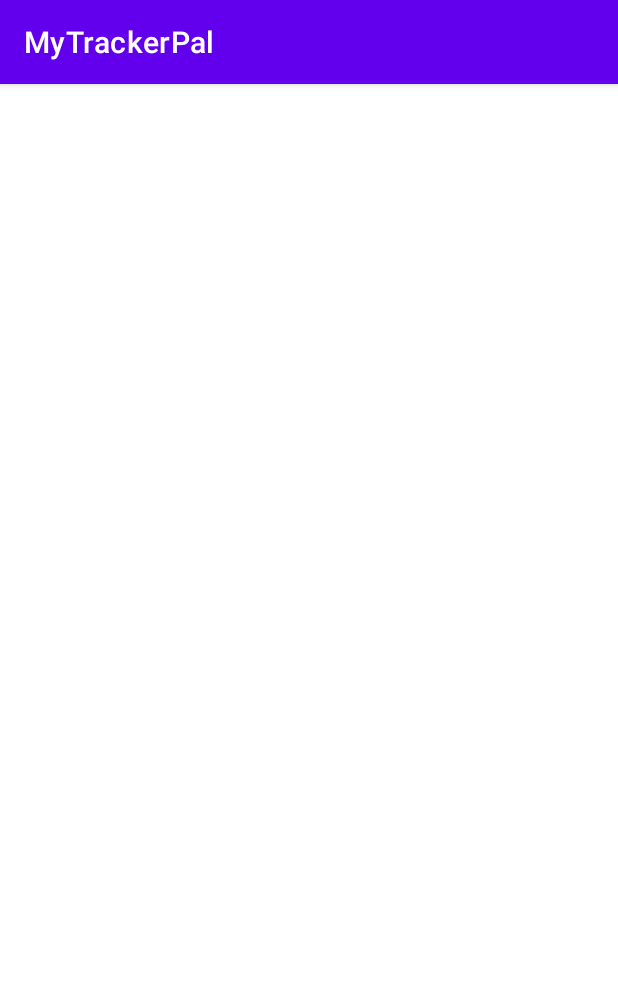
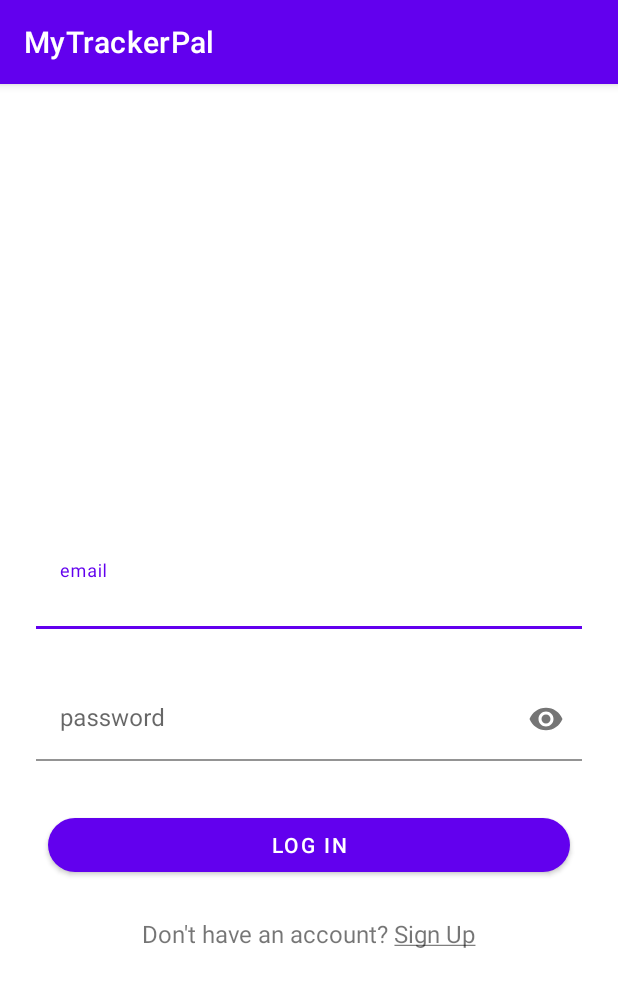
Before and after one commit to lavyne-owiti/Track-pal, an Android app: the screen it shows after launch (LoginActivity), on a phone screen of 412 x 824 dp. Shown: the top 987 px of the screen. Run offline under Robolectric (Android 15) with nearby library versions, the phone set to English and light mode, and no system bars.

Commit message:
first commit

```diff
--- a/app/src/main/res/layout/activity_login.xml
+++ b/app/src/main/res/layout/activity_login.xml
@@ -1,6 +1,79 @@
 <?xml version="1.0" encoding="utf-8"?>
 <androidx.constraintlayout.widget.ConstraintLayout xmlns:android="http://schemas.android.com/apk/res/android"
+    xmlns:app="http://schemas.android.com/apk/res-auto"
+    xmlns:tools="http://schemas.android.com/tools"
     android:layout_width="match_parent"
     android:layout_height="match_parent">
 
+    <androidx.constraintlayout.widget.Guideline
+        android:id="@+id/guideline2"
+        android:layout_width="wrap_content"
+        android:layout_height="wrap_content"
+        android:orientation="horizontal"
+        app:layout_constraintGuide_percent="0.4" />
+
+    <com.google.android.material.textfield.TextInputLayout
+        android:id="@+id/tilEmail"
+        android:layout_width="0dp"
+        android:layout_height="wrap_content"
+        android:layout_marginStart="24dp"
+        android:layout_marginEnd="24dp"
+        app:boxBackgroundColor="@android:color/transparent"
+        app:layout_constraintEnd_toEndOf="parent"
+        app:layout_constraintStart_toStartOf="parent"
+        app:layout_constraintTop_toTopOf="@+id/guideline2">
+
+        <com.google.android.material.textfield.TextInputEditText
+            android:id="@+id/etEmail"
+            android:layout_width="match_parent"
+            android:layout_height="wrap_content"
+            android:hint="@string/email"
+            android:inputType="textEmailAddress" />
+    </com.google.android.material.textfield.TextInputLayout>
+
+    <com.google.android.material.textfield.TextInputLayout
+        android:id="@+id/tilPassword"
+        android:layout_width="0dp"
+        android:layout_height="wrap_content"
+        android:layout_marginStart="24dp"
+        android:layout_marginTop="32dp"
+        android:layout_marginEnd="24dp"
+        app:boxBackgroundColor="@android:color/transparent"
+        app:layout_constraintEnd_toEndOf="parent"
+        app:layout_constraintStart_toStartOf="parent"
+        app:layout_constraintTop_toBottomOf="@+id/tilEmail"
+        app:passwordToggleEnabled="true">
+
+        <com.google.android.material.textfield.TextInputEditText
+            android:id="@+id/etPassword"
+            android:layout_width="match_parent"
+            android:layout_height="wrap_content"
+            android:hint="@string/password"
+            android:inputType="textPassword" />
+    </com.google.android.material.textfield.TextInputLayout>
+
+    <Button
+        android:id="@+id/btnLogIn"
+        android:layout_width="0dp"
+        android:layout_height="wrap_content"
+        android:layout_marginStart="32dp"
+        android:layout_marginTop="32dp"
+        android:layout_marginEnd="32dp"
+        android:text="@string/log_in"
+        app:cornerRadius="50dp"
+        app:layout_constraintEnd_toEndOf="parent"
+        app:layout_constraintStart_toStartOf="parent"
+        app:layout_constraintTop_toBottomOf="@+id/tilPassword" />
+
+    <TextView
+        android:id="@+id/tvSignUp"
+        android:layout_width="wrap_content"
+        android:layout_height="wrap_content"
+        android:layout_marginTop="24dp"
+        android:text="@string/Signup"
+        android:textSize="16sp"
+        app:layout_constraintEnd_toEndOf="parent"
+        app:layout_constraintStart_toStartOf="parent"
+        app:layout_constraintTop_toBottomOf="@+id/btnLogIn" />
+
 </androidx.constraintlayout.widget.ConstraintLayout>
--- a/app/src/main/res/values/strings.xml
+++ b/app/src/main/res/values/strings.xml
@@ -1,3 +1,7 @@
 <resources>
     <string name="app_name">MyTrackerPal</string>
+    <string name="email">email</string>
+    <string name="password">password</string>
+    <string name="log_in">Log In</string>
+    <string name="Signup">Don\'t have an account? <u>Sign Up</u></string>
 </resources>
```
